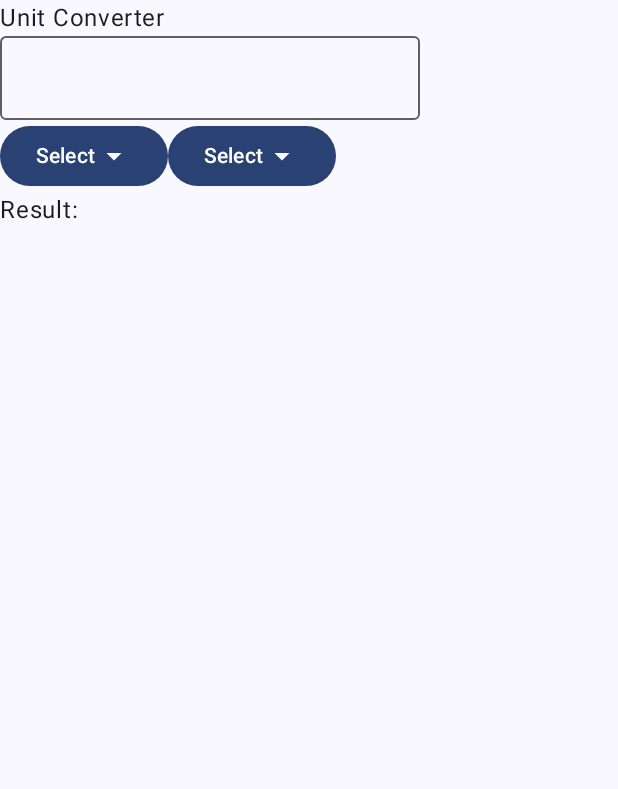
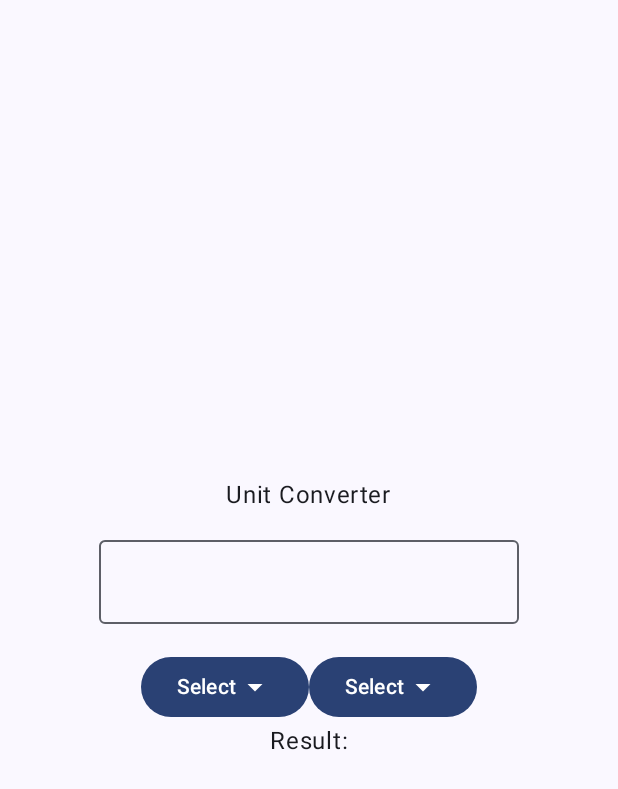
Before and after one commit to AtRealMasterLuke/Unit-Converter-App, an Android app built with Jetpack Compose: the screen it shows after launch (MainActivity), on a phone screen of 412 x 824 dp. Shown: the top 789 px of the screen. Run offline under Robolectric (Android 15) with nearby library versions, the phone set to English and light mode, and no system bars.

Commit message:
Adjusted the layout
Added the verticalArrangement and horizontalAlignment layouts. Used a Spacer modifier to space the elements

```diff
--- a/app/src/main/java/com/example/unitconverterapp/MainActivity.kt
+++ b/app/src/main/java/com/example/unitconverterapp/MainActivity.kt
@@ -1,13 +1,15 @@
 package com.example.unitconverterapp
 
 import android.os.Bundle
-import android.widget.Toast
 import androidx.activity.ComponentActivity
 import androidx.activity.compose.setContent
+import androidx.compose.foundation.layout.Arrangement
 import androidx.compose.foundation.layout.Box
 import androidx.compose.foundation.layout.Column
 import androidx.compose.foundation.layout.Row
+import androidx.compose.foundation.layout.Spacer
 import androidx.compose.foundation.layout.fillMaxSize
+import androidx.compose.foundation.layout.height
 import androidx.compose.material.icons.Icons
 import androidx.compose.material.icons.filled.ArrowDropDown
 import androidx.compose.material3.Button
@@ -17,9 +19,10 @@ import androidx.compose.material3.OutlinedTextField
 import androidx.compose.material3.Surface
 import androidx.compose.material3.Text
 import androidx.compose.runtime.Composable
+import androidx.compose.ui.Alignment
 import androidx.compose.ui.Modifier
-import androidx.compose.ui.platform.LocalContext
 import androidx.compose.ui.tooling.preview.Preview
+import androidx.compose.ui.unit.dp
 import com.example.unitconverterapp.ui.theme.UnitConverterAppTheme
 
 class MainActivity : ComponentActivity() {
@@ -42,13 +45,19 @@ class MainActivity : ComponentActivity() {
 //Let's add our own composable
 @Composable
 fun UnitConverter() {
-    //Since our func is a composable, we can use other Composables in it
-    Column {
+    //Since our func is a composable, we can use other composable in it
+    Column(
+        modifier = Modifier.fillMaxSize(),
+        verticalArrangement = Arrangement.Center,
+        horizontalAlignment = Alignment.CenterHorizontally
+    ) {
         //Here our UI elements will be stacked on top of each other
         Text(text = "Unit Converter")
+        Spacer(modifier = Modifier.height(18.dp))
         OutlinedTextField(value = "", onValueChange = {
             //Here goes what should happen when the value of our OutlinedTextField changes
         })
+        Spacer(modifier = Modifier.height(18.dp))
         Row {
             //Here our UI elements will be next to each other
             Box {
```
